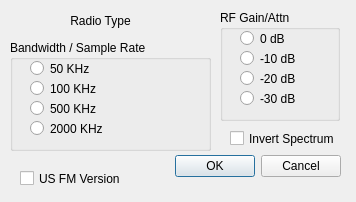
This is winforms/sdrsetupdlg.ui in rafael2k/CuteSDR as Qt 5 draws it before an edit. The edited form follows.
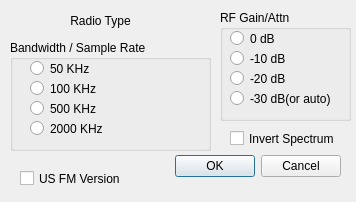
This is the edited form.

Diff of the .ui file:
```diff
--- a/winforms/sdrsetupdlg.ui
+++ b/winforms/sdrsetupdlg.ui
@@ -99,7 +99,7 @@
     <rect>
      <x>220</x>
      <y>10</y>
-     <width>120</width>
+     <width>131</width>
      <height>111</height>
     </rect>
    </property>
@@ -109,7 +109,7 @@
    <widget class="QRadioButton" name="radioButtonAttn0">
     <property name="geometry">
      <rect>
-      <x>20</x>
+      <x>10</x>
       <y>20</y>
       <width>82</width>
       <height>17</height>
@@ -122,7 +122,7 @@
    <widget class="QRadioButton" name="radioButtonAttn10">
     <property name="geometry">
      <rect>
-      <x>20</x>
+      <x>10</x>
       <y>40</y>
       <width>82</width>
       <height>17</height>
@@ -135,7 +135,7 @@
    <widget class="QRadioButton" name="radioButtonAttn20">
     <property name="geometry">
      <rect>
-      <x>20</x>
+      <x>10</x>
       <y>60</y>
       <width>82</width>
       <height>17</height>
@@ -148,14 +148,14 @@
    <widget class="QRadioButton" name="radioButtonAttn30">
     <property name="geometry">
      <rect>
-      <x>20</x>
+      <x>10</x>
       <y>80</y>
-      <width>82</width>
+      <width>121</width>
       <height>17</height>
      </rect>
     </property>
     <property name="text">
-     <string>-30 dB</string>
+     <string>-30 dB(or auto)</string>
     </property>
    </widget>
   </widget>
```
